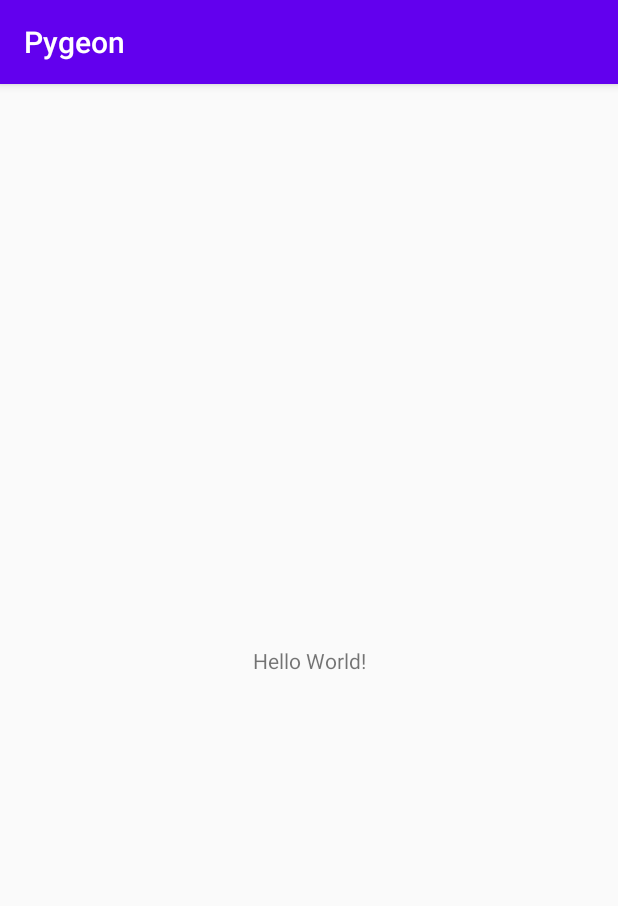
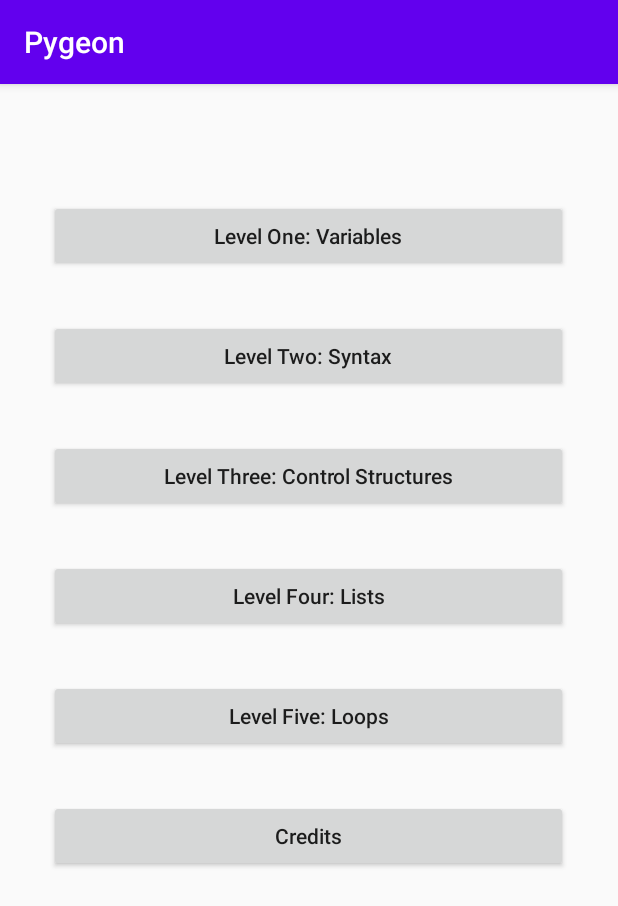
Before and after one commit to brekim/pygeon, an Android app: the screen it shows after launch (MainActivity), on a phone screen of 412 x 824 dp. Shown: the top 906 px of the screen. Run offline under Robolectric (Android 15) with nearby library versions, the phone set to English and light mode, and no system bars.

Commit message:
Beginning menu
Co-authored-by: abfibonacci <abanga2022@francisparker.org>
Co-authored-by: mellojello13 <lenaluostarinen@gmail.com>

```diff
--- a/app/src/main/res/layout/activity_main.xml
+++ b/app/src/main/res/layout/activity_main.xml
@@ -1,18 +1,71 @@
 <?xml version="1.0" encoding="utf-8"?>
-<androidx.constraintlayout.widget.ConstraintLayout xmlns:android="http://schemas.android.com/apk/res/android"
+<RelativeLayout
+    xmlns:android="http://schemas.android.com/apk/res/android"
     xmlns:app="http://schemas.android.com/apk/res-auto"
     xmlns:tools="http://schemas.android.com/tools"
-    android:layout_width="match_parent"
-    android:layout_height="match_parent"
+    android:layout_width="fill_parent"
+    android:layout_height="fill_parent"
     tools:context=".MainActivity">
 
-    <TextView
-        android:layout_width="wrap_content"
+    <!-- Creating the menu here -->
+    <Button
+        android:id="@+id/BtnOne"
+        android:layout_width="346dp"
         android:layout_height="wrap_content"
-        android:text="Hello World!"
-        app:layout_constraintBottom_toBottomOf="parent"
-        app:layout_constraintLeft_toLeftOf="parent"
-        app:layout_constraintRight_toRightOf="parent"
-        app:layout_constraintTop_toTopOf="parent" />
+        android:layout_centerHorizontal="true"
+        android:layout_marginTop="77dp"
+        android:text="Level One: Variables"
+        android:textAllCaps="false"
+    />
 
-</androidx.constraintlayout.widget.ConstraintLayout>
+    <Button
+        android:id="@+id/BtnTwo"
+        android:layout_width="346dp"
+        android:layout_height="wrap_content"
+        android:layout_centerHorizontal="true"
+        android:layout_marginTop="157dp"
+        android:text="Level Two: Syntax"
+        android:textAllCaps="false"
+    />
+
+    <Button
+        android:id="@+id/BtnThree"
+        android:layout_width="346dp"
+        android:layout_height="wrap_content"
+        android:layout_centerHorizontal="true"
+        android:layout_marginTop="237dp"
+        android:text="Level Three: Control Structures"
+        android:textAllCaps="false"
+    />
+
+    <Button
+        android:id="@+id/BtnFour"
+        android:layout_width="346dp"
+        android:layout_height="wrap_content"
+        android:layout_centerHorizontal="true"
+        android:layout_marginTop="317dp"
+        android:text="Level Four: Lists"
+        android:textAllCaps="false"
+    />
+
+    <Button
+        android:id="@+id/BtnFive"
+        android:layout_width="346dp"
+        android:layout_height="wrap_content"
+        android:layout_centerHorizontal="true"
+        android:layout_marginTop="397dp"
+        android:text="Level Five: Loops"
+        android:textAllCaps="false"
+    />
+
+    <Button
+    android:id="@+id/BtnCredits"
+    android:layout_width="346dp"
+    android:layout_height="wrap_content"
+    android:layout_centerHorizontal="true"
+    android:layout_marginTop="477dp"
+    android:text="Credits"
+    android:textAllCaps="false"
+    />
+
+</RelativeLayout>
```
